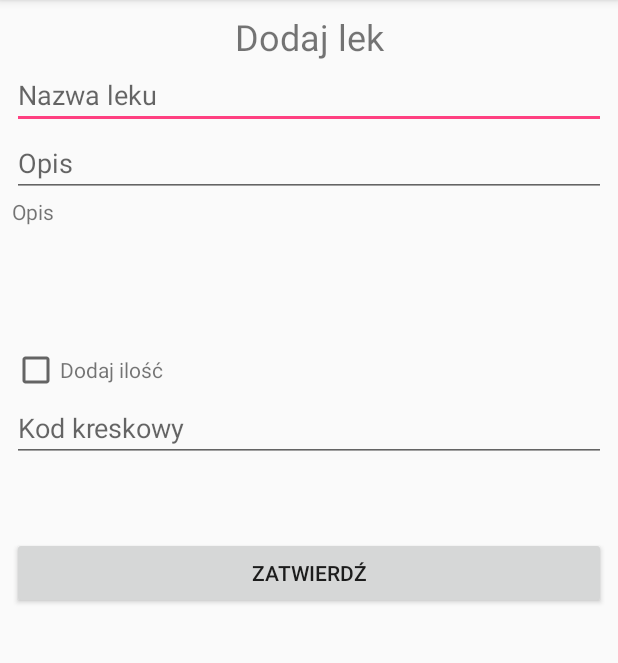
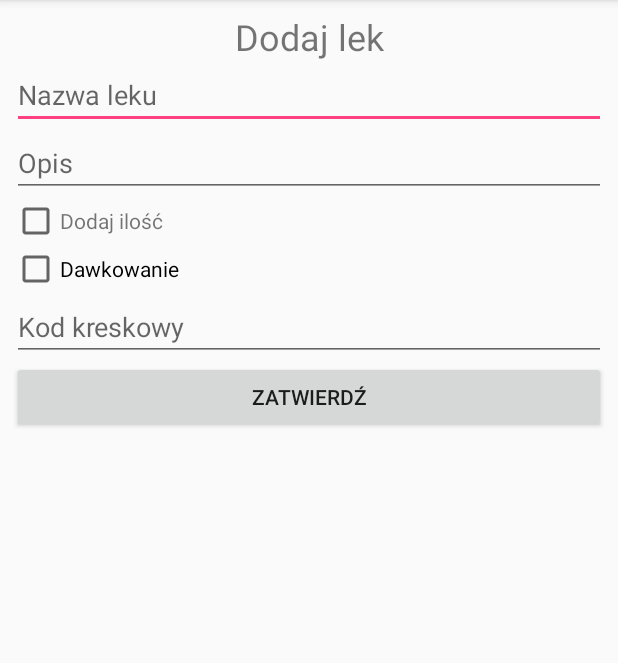
Before and after one commit to SmartUS-KNI/WirtualnaApteczka, an Android app: the NewMedicineFormActivity screen opened directly, with no data from a screen before it, on a phone screen of 412 x 824 dp, the part 84-747 px from its top. Run offline under Robolectric (Android 15) with nearby library versions, the phone set to English and light mode, and no system bars; libraries missing offline, so code that uses them is left out: org.greenrobot.greendao.

Commit message:
Added: ->new Activity to add Dosage of Medicine. ->new layout activity_add_new_dosage. ->a few string to strings.xml Edited: ->NewMedicineFromActivity - one checkBox to show up dosage options, and setOnClickListener to open new Activity. ->activity_new_medicine_from - i had to edit panel.

```diff
--- a/app/src/main/AndroidManifest.xml
+++ b/app/src/main/AndroidManifest.xml
@@ -37,6 +37,7 @@
                 android:name="android.support.PARENT_ACTIVITY"
                 android:value=".ActivityMedicineList" />
         </activity>
+        <activity android:name=".AddNewDosageActivity"></activity>
     </application>
 
 </manifest>
--- a/app/src/main/java/smartcity/kni/wirtualnaapteczka/NewMedicineFormActivity.java
+++ b/app/src/main/java/smartcity/kni/wirtualnaapteczka/NewMedicineFormActivity.java
@@ -1,5 +1,6 @@
 package smartcity.kni.wirtualnaapteczka;
 
+import android.content.Intent;
 import android.support.v7.app.AppCompatActivity;
 import android.os.Bundle;
 import android.text.InputFilter;
@@ -52,12 +53,21 @@ public class NewMedicineFormActivity extends AppCompatActivity {
         }
 
         final LinearLayout countingContainer = (LinearLayout) findViewById(R.id.counting_container);
+        /*** Container to add dosage of medicine.*/
+        final LinearLayout dosageContainer = (LinearLayout) findViewById(R.id.dosage_container);
         CheckBox countCheckBox = (CheckBox) findViewById(R.id.check_counting);
+        CheckBox dosageCheckBox = (CheckBox) findViewById(R.id.dosageCheckBox);
         Spinner medicineType = (Spinner) findViewById(R.id.medicine_type);
         final Spinner medicineTypeUnit = (Spinner) findViewById(R.id.medicine_type_unit);
         Button submitFormButton = (Button) findViewById(R.id.submit_From_New_Medicine_Button);
+        Button addDosage = (Button) findViewById(R.id.addDosageButton);
 
         countingContainer.setVisibility(View.GONE);
+
+        /***
+         * @author KozMeeN
+         * Dosage Container will be hidden on start activity, will show up when we click checkBox.*/
+        dosageContainer.setVisibility(View.GONE);
         countCheckBox.setOnCheckedChangeListener(new CompoundButton.OnCheckedChangeListener() {
             @Override
             public void onCheckedChanged(CompoundButton buttonView, boolean isChecked) {
@@ -65,6 +75,16 @@ public class NewMedicineFormActivity extends AppCompatActivity {
                     countingContainer.setVisibility(View.VISIBLE);
                 else
                     countingContainer.setVisibility(View.GONE);
+            }
+        });
+
+        dosageCheckBox.setOnCheckedChangeListener(new CompoundButton.OnCheckedChangeListener() {
+            @Override
+            public void onCheckedChanged(CompoundButton buttonView, boolean isChecked) {
+                if (isChecked)
+                    dosageContainer.setVisibility(View.VISIBLE);
+                else
+                    dosageContainer.setVisibility(View.GONE);
             }
         });
 
@@ -85,6 +105,15 @@ public class NewMedicineFormActivity extends AppCompatActivity {
         });
 
         applyValidationToContent();
+
+        addDosage.setOnClickListener(new View.OnClickListener() {
+            @Override
+            public void onClick(View view) {
+                Intent intent = new Intent(NewMedicineFormActivity.this,AddNewDosageActivity.class);
+                startActivity(intent);
+
+            }
+        });
 
         submitFormButton.setOnClickListener(new View.OnClickListener() {
 
--- a/app/src/main/res/layout/activity_new_medicine_form.xml
+++ b/app/src/main/res/layout/activity_new_medicine_form.xml
@@ -20,7 +20,7 @@
         app:layout_constraintHorizontal_bias="0.0"
         app:layout_constraintStart_toStartOf="parent"
         app:layout_constraintTop_toTopOf="parent"
-        app:layout_constraintVertical_bias="1.0">
+        app:layout_constraintVertical_bias="0.0">
 
         <TextView
             android:id="@+id/add_Medicine_From_New_Medicine_TextView"
@@ -35,22 +35,16 @@
             android:layout_width="match_parent"
             android:layout_height="wrap_content"
             android:ems="10"
-            android:inputType="textPersonName"
-            android:hint="@string/name_of_medicine" />
+            android:hint="@string/name_of_medicine"
+            android:inputType="textPersonName" />
 
         <EditText
             android:id="@+id/description_Of_New_Medicine_EditText"
             android:layout_width="match_parent"
             android:layout_height="wrap_content"
             android:ems="10"
-            android:inputType="textPersonName"
-            android:hint="@string/description" />
-
-        <TextView
-            android:id="@+id/description_Of_Medicine_TextView"
-            android:layout_width="match_parent"
-            android:layout_height="99dp"
-            android:text="@string/description" />
+            android:hint="@string/description"
+            android:inputType="textPersonName" />
 
         <LinearLayout
             android:layout_width="wrap_content"
@@ -64,7 +58,7 @@
             <TextView
                 android:layout_width="wrap_content"
                 android:layout_height="wrap_content"
-                android:text="@string/enable_counting_label"/>
+                android:text="@string/enable_counting_label" />
         </LinearLayout>
 
         <LinearLayout
@@ -78,11 +72,13 @@
                 android:layout_width="match_parent"
                 android:layout_height="wrap_content"
                 android:orientation="horizontal">
+
                 <TextView
                     android:layout_width="wrap_content"
                     android:layout_height="wrap_content"
-                    android:text="@string/medicine_type"
-                    android:gravity="center_vertical"/>
+                    android:gravity="center_vertical"
+                    android:text="@string/medicine_type" />
+
                 <Spinner
                     android:id="@+id/medicine_type"
                     android:layout_width="wrap_content"
@@ -101,17 +97,46 @@
                     android:id="@+id/count"
                     android:layout_width="wrap_content"
                     android:layout_height="wrap_content"
-                    android:inputType="numberDecimal"
-                    android:hint="@string/count_label"/>
+                    android:hint="@string/count_label"
+                    android:inputType="numberDecimal" />
+
                 <Spinner
                     android:id="@+id/medicine_type_unit"
                     android:layout_width="wrap_content"
                     android:layout_height="wrap_content"
-                    android:spinnerMode="dialog"
+                    android:layout_gravity="center_vertical"
+                    android:layout_marginLeft="20dp"
                     android:prompt="@string/select_medicine_type_unit"
-                    android:layout_marginLeft="20dp"
-                    android:layout_gravity="center_vertical"></Spinner>
+                    android:spinnerMode="dialog"></Spinner>
             </LinearLayout>
+        </LinearLayout>
+
+        <CheckBox
+            android:id="@+id/dosageCheckBox"
+            android:layout_width="match_parent"
+            android:layout_height="wrap_content"
+            android:text="@string/dosage" />
+
+
+        <LinearLayout
+            android:id="@+id/dosage_container"
+            android:layout_width="match_parent"
+            android:layout_height="wrap_content"
+            android:orientation="vertical">
+
+            <ListView
+                android:id="@+id/dosageListView"
+                android:layout_width="match_parent"
+                android:layout_height="70dp">
+
+            </ListView>
+
+            <Button
+                android:id="@+id/addDosageButton"
+                android:layout_width="match_parent"
+                android:layout_height="wrap_content"
+                android:text="@string/add_new_dosage" />
+
         </LinearLayout>
 
         <EditText
@@ -126,7 +151,6 @@
             android:id="@+id/submit_From_New_Medicine_Button"
             android:layout_width="match_parent"
             android:layout_height="wrap_content"
-            android:layout_marginTop="50dp"
             android:text="Zatwierdź" />
 
 
--- a/app/src/main/res/values/strings.xml
+++ b/app/src/main/res/values/strings.xml
@@ -34,5 +34,13 @@
     <string name="answer_no">NIE</string>
     <string name="info_after_delete_medicine">Lek został usunięty</string>
     <string name="form_validation_failure">Uzupełnij nazwę leku</string>
+    <string name="dosage">Dawkowanie</string>
+    <string name="add_new_dosage">Dodaj nową dawkę</string>
+    <string name="hour">Godzina</string>
+    <string name="data">Data</string>
+    <string name="confirm">Zatwierdz</string>
+    <string name="cancel">Anuluj</string>
+    <string name="adjust">Dostosuj</string>
+    <string name="regular_dosage">Dawka regularna</string>
 
 </resources>
```
Also changed, not shown: app/src/main/java/smartcity/kni/wirtualnaapteczka/AddNewDosageActivity.java (added, +99 -0 lines), app/src/main/res/layout/activity_add_new_dosage.xml (added, +107 -0 lines), 2 other files.
